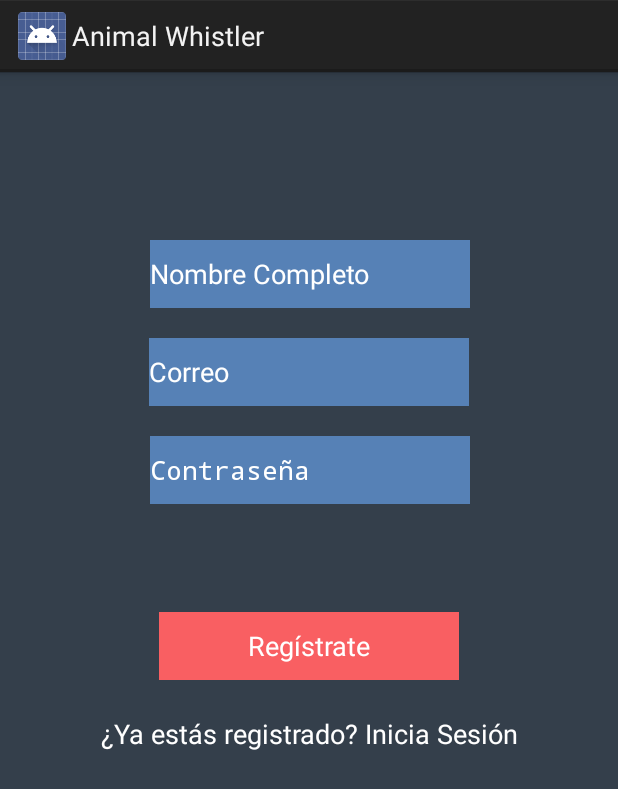
After one commit to EmilianoCervantes/AnimalWhistler, an Android app: the RegistroActivity screen opened directly, with no data from a screen before it, on a phone screen of 412 x 824 dp. The commit adds this screen. Shown: the top 789 px of the screen. Run offline under Robolectric (Android 15) with nearby library versions, the phone set to English and light mode, and no system bars.

Commit message:
Ya está el Splash junto con el Login y el Registro

```diff
--- a/app/src/main/AndroidManifest.xml
+++ b/app/src/main/AndroidManifest.xml
@@ -9,8 +9,8 @@
         android:roundIcon="@mipmap/ic_launcher_round"
         android:supportsRtl="true"
         android:theme="@style/AppTheme">
-        <activity android:name=".MainActivity">
-        </activity>
+        <activity android:name=".MainActivity"></activity>
+        <activity android:name=".LoginActivity"></activity>
         <activity android:name=".SplashActivity">
             <intent-filter>
                 <action android:name="android.intent.action.MAIN" />
@@ -18,6 +18,7 @@
                 <category android:name="android.intent.category.LAUNCHER" />
             </intent-filter>
         </activity>
+        <activity android:name=".RegistroActivity"></activity>
     </application>
 
 </manifest>
--- /dev/null
+++ b/app/src/main/java/com/example/emilianocervantes/animalwhistler/RegistroActivity.java
@@ -0,0 +1,27 @@
+package com.example.emilianocervantes.animalwhistler;
+
+import android.app.Activity;
+import android.content.Intent;
+import android.os.Bundle;
+import android.view.View;
+import android.widget.Button;
+
+public class RegistroActivity extends Activity {
+
+    private Button registrar, regresar;
+
+    @Override
+    protected void onCreate(Bundle savedInstanceState) {
+        super.onCreate(savedInstanceState);
+        setContentView(R.layout.activity_registro);
+
+        registrar = (Button)findViewById(R.id.botonRegistrate);
+        regresar = (Button)findViewById(R.id.botonYaRegistrado);
+    }
+
+    public void UsuarioYaRegistrado(View view){
+        Intent intent = new Intent();
+        setResult(RESULT_OK, intent);
+        super.finish();
+    }
+}
--- /dev/null
+++ b/app/src/main/res/layout/activity_registro.xml
@@ -0,0 +1,88 @@
+<?xml version="1.0" encoding="utf-8"?>
+<android.support.constraint.ConstraintLayout xmlns:android="http://schemas.android.com/apk/res/android"
+    xmlns:app="http://schemas.android.com/apk/res-auto"
+    xmlns:tools="http://schemas.android.com/tools"
+    android:layout_width="match_parent"
+    android:layout_height="match_parent"
+    android:background="@color/colorFondoRegistro"
+    tools:context="com.example.emilianocervantes.animalwhistler.RegistroActivity">
+
+    <EditText
+        android:id="@+id/editText"
+        android:layout_width="wrap_content"
+        android:layout_height="45dp"
+        android:layout_marginEnd="8dp"
+        android:layout_marginStart="8dp"
+        android:layout_marginTop="112dp"
+        android:background="@color/colorCamposResgistro"
+        android:ems="10"
+        android:hint="Nombre Completo"
+        android:inputType="textPersonName"
+        android:textColorHint="@color/colorWhite"
+        app:layout_constraintEnd_toEndOf="parent"
+        app:layout_constraintHorizontal_bias="0.503"
+        app:layout_constraintStart_toStartOf="parent"
+        app:layout_constraintTop_toTopOf="parent" />
+
+    <EditText
+        android:id="@+id/editText2"
+        android:layout_width="wrap_content"
+        android:layout_height="45dp"
+        android:layout_marginEnd="8dp"
+        android:layout_marginStart="8dp"
+        android:layout_marginTop="20dp"
+        android:background="@color/colorCamposResgistro"
+        android:ems="10"
+        android:hint="Correo"
+        android:inputType="textPersonName"
+        android:textColorHint="@color/colorWhite"
+        app:layout_constraintEnd_toEndOf="parent"
+        app:layout_constraintStart_toStartOf="parent"
+        app:layout_constraintTop_toBottomOf="@+id/editText" />
+
+    <EditText
+        android:id="@+id/editText3"
+        android:layout_width="wrap_content"
+        android:layout_height="45dp"
+        android:layout_marginEnd="8dp"
+        android:layout_marginStart="8dp"
+        android:layout_marginTop="20dp"
+        android:background="@color/colorCamposResgistro"
+        android:ems="10"
+        android:hint="Contraseña"
+        android:inputType="textPassword"
+        android:textColorHint="@color/colorWhite"
+        app:layout_constraintEnd_toEndOf="parent"
+        app:layout_constraintHorizontal_bias="0.503"
+        app:layout_constraintStart_toStartOf="parent"
+        app:layout_constraintTop_toBottomOf="@+id/editText2" />
+
+    <Button
+        android:id="@+id/botonRegistrate"
+        android:layout_width="200dp"
+        android:layout_height="45dp"
+        android:layout_marginEnd="8dp"
+        android:layout_marginStart="8dp"
+        android:layout_marginTop="72dp"
+        android:text="Regístrate"
+        android:background="@color/colorBotonRegistro"
+        android:textColor="@color/colorWhite"
+        app:layout_constraintEnd_toEndOf="parent"
+        app:layout_constraintStart_toStartOf="parent"
+        app:layout_constraintTop_toBottomOf="@+id/editText3" />
+
+    <Button
+        android:id="@+id/botonYaRegistrado"
+        android:layout_width="wrap_content"
+        android:layout_height="wrap_content"
+        android:layout_marginEnd="8dp"
+        android:layout_marginStart="8dp"
+        android:layout_marginTop="12dp"
+        android:background="@color/colorFondoRegistro"
+        android:onClick="UsuarioYaRegistrado"
+        android:text="¿Ya estás registrado? Inicia Sesión"
+        android:textColor="@color/colorWhite"
+        app:layout_constraintEnd_toEndOf="parent"
+        app:layout_constraintStart_toStartOf="parent"
+        app:layout_constraintTop_toBottomOf="@+id/botonRegistrate" />
+</android.support.constraint.ConstraintLayout>
--- a/app/src/main/res/layout/activity_splash.xml
+++ b/app/src/main/res/layout/activity_splash.xml
@@ -4,6 +4,7 @@
     xmlns:tools="http://schemas.android.com/tools"
     android:layout_width="match_parent"
     android:layout_height="match_parent"
+    android:background="@drawable/perrosplash"
     tools:context="com.example.emilianocervantes.animalwhistler.SplashActivity">
 
 </android.support.constraint.ConstraintLayout>
--- a/app/src/main/res/values/colors.xml
+++ b/app/src/main/res/values/colors.xml
@@ -3,4 +3,9 @@
     <color name="colorPrimary">#3F51B5</color>
     <color name="colorPrimaryDark">#303F9F</color>
     <color name="colorAccent">#FF4081</color>
+    <color name="colorVerdecito">#AADED4</color>
+    <color name="colorFondoRegistro">#343F4B</color>
+    <color name="colorCamposResgistro">#5681B6</color>
+    <color name="colorBotonRegistro">#F95F62</color>
+    <color name="colorWhite">#FFFFFF</color>
 </resources>
```
Also changed, not shown: app/src/main/java/com/example/emilianocervantes/animalwhistler/LoginActivity.java (+11 -2 lines), app/src/main/java/com/example/emilianocervantes/animalwhistler/SplashActivity.java (+4 -3 lines), app/src/main/res/layout/activity_login.xml (+41 -50 lines), app/src/main/res/layout/activity_main.xml (+4 -4 lines), app/src/main/res/drawable/fondo.jpg (added), app/src/main/res/drawable/huella.jpg (added), app/src/main/res/drawable/perrosplash.png (added).
